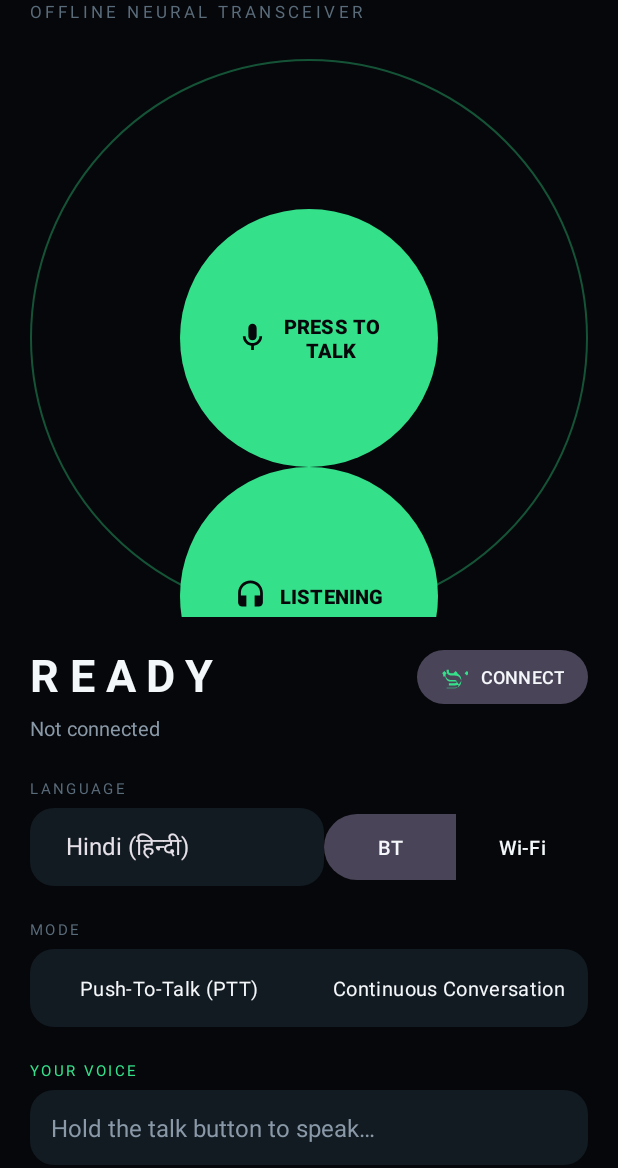
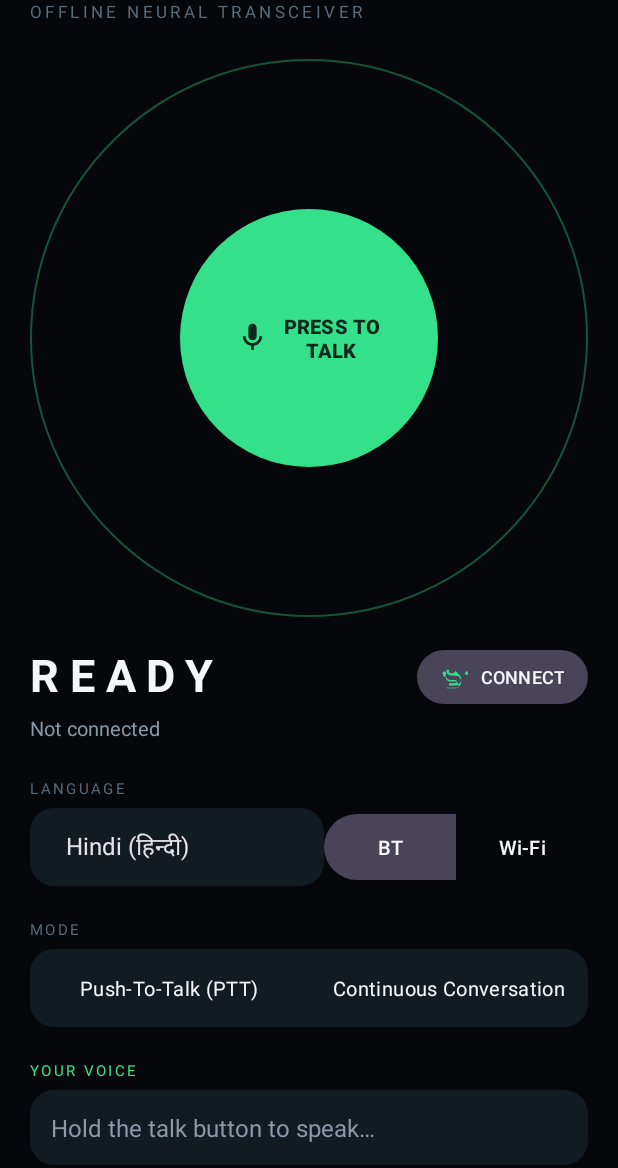
Before and after one commit to NihalMishra3009/ITANTRA, an Android app: the screen it shows after launch (MainActivity), on a phone screen of 412 x 824 dp, the part 68-1236 px from its top. Run offline under Robolectric (Android 15) with nearby library versions, the light colour scheme and no system bars; our stand-ins replace Room's generated code; 8 statements that could not run were skipped.

Commit message:
feat(ui): single circle morphs by mode — one button shows active mode only
Reverts the two-stacked-buttons approach (read as two separate circles).
Now the ONE central radar circle morphs to the active mode:

- PTT mode: circle shows 'PRESS TO TALK' (mic icon), hold-to-talk
- Continuous mode: same circle morphs to 'LISTENING' (headphones icon),
  tap to stop

Verified on device: switching modes swaps the circle's text/icon; only a
single round button is ever visible at centre.

```diff
--- a/app/src/main/java/com/itantra/ui/MainActivity.kt
+++ b/app/src/main/java/com/itantra/ui/MainActivity.kt
@@ -103,11 +103,8 @@ class MainActivity : AppCompatActivity() {
 
         renderStatus(TransceiverState.IDLE)
 
-        // Default mode is PTT -> PTT at centre, continuous below.
-        setCentreButton(active = binding.btnPtt, inactive = binding.btnContinuous)
-        binding.btnPtt.visibility = View.VISIBLE
-        binding.btnContinuous.visibility = View.VISIBLE
-        binding.btnContinuous.text = getString(R.string.listening_active)
+        // Default mode is PTT -> single circle already shows PTT controls.
+        morphCircleToPtt()
 
         checkAndRequestPermissions()
     }
@@ -179,21 +176,12 @@ class MainActivity : AppCompatActivity() {
             when (checkedId) {
                 R.id.radioPtt -> {
                     orchestrator.stopContinuousListening()
-                    // PTT at centre, continuous below.
-                    setCentreButton(active = binding.btnPtt, inactive = binding.btnContinuous)
-                    binding.btnPtt.visibility = View.VISIBLE
-                    binding.btnContinuous.visibility = View.VISIBLE
-                    binding.btnPtt.text = getString(R.string.ptt_hold_to_talk)
+                    morphCircleToPtt()
                     renderStatus(orchestrator.transceiverState.value)
                 }
                 R.id.radioContinuous -> {
                     orchestrator.startContinuousListening()
-                    // Continuous at centre, PTT below.
-                    setCentreButton(active = binding.btnContinuous, inactive = binding.btnPtt)
-                    binding.btnPtt.visibility = View.VISIBLE
-                    binding.btnContinuous.visibility = View.VISIBLE
-                    binding.btnPtt.text = getString(R.string.ptt_hold_to_talk)
-                    binding.btnContinuous.text = getString(R.string.listening_active)
+                    morphCircleToContinuous()
                     renderStatus(orchestrator.transceiverState.value)
                     Toast.makeText(this, "Continuous Mode Active: Listening with VAD", Toast.LENGTH_SHORT).show()
                 }
@@ -201,22 +189,16 @@ class MainActivity : AppCompatActivity() {
         }
     }
 
-    /**
-     * Positions two radar buttons within the radar FrameLayout so the ACTIVE one
-     * sits at the centre and the INACTIVE one sits below it. Both are 172dp in a
-     * 1:1 square container, so the below-center offset is one button height.
-     */
-    private fun setCentreButton(active: View, inactive: View) {
-        val offset = 172f * resources.displayMetrics.density // one button height in px
-        applyButtonPosition(active, translationY = 0f)
-        applyButtonPosition(inactive, translationY = offset)
+    /** Single centre circle shows PTT semantics: hold-to-talk. */
+    private fun morphCircleToPtt() {
+        binding.btnPtt.text = getString(R.string.ptt_hold_to_talk)
+        binding.btnPtt.setIconResource(R.drawable.ic_mic)
     }
 
-    /** Layout both buttons at centre (FrameLayout layout_gravity=center), then
-     *  drop the inactive one by `translationY` pixels. */
-    private fun applyButtonPosition(btn: View, translationY: Float) {
-        btn.translationY = translationY
-        btn.bringToFront()
+    /** Single centre circle morphs to the Continuous control. */
+    private fun morphCircleToContinuous() {
+        binding.btnPtt.text = getString(R.string.listening_active)
+        binding.btnPtt.setIconResource(R.drawable.ic_continuous)
     }
 
     @SuppressLint("ClickableViewAccessibility")
@@ -224,7 +206,13 @@ class MainActivity : AppCompatActivity() {
         val activeRed = ContextCompat.getColor(this, R.color.comm_red)
 
         binding.btnPtt.setOnTouchListener { _, event ->
-            if (orchestrator.operatingMode == OperatingMode.CONTINUOUS) return@setOnTouchListener false
+            // In Continuous mode the circle is a tap-to-toggle control, not PTT.
+            if (orchestrator.operatingMode == OperatingMode.CONTINUOUS) {
+                if (event.action == MotionEvent.ACTION_UP) {
+                    stopContinuousMode()
+                }
+                return@setOnTouchListener true
+            }
 
             when (event.action) {
                 MotionEvent.ACTION_DOWN -> {
@@ -244,17 +232,6 @@ class MainActivity : AppCompatActivity() {
             }
         }
 
-        // Continuous button: single tap toggles continuous listening.
-        binding.btnContinuous.setOnClickListener {
-            val mode = orchestrator.operatingMode
-            if (mode == OperatingMode.CONTINUOUS) {
-                orchestrator.stopContinuousListening()
-                binding.radioPtt.isChecked = true
-            } else {
-                binding.radioContinuous.isChecked = true
-            }
-        }
-
         binding.btnAlert.setOnClickListener {
             Toast.makeText(this, "Broadcasting SOS ALERT Message...", Toast.LENGTH_SHORT).show()
             orchestrator.onPttPressed(isAlert = true)
@@ -262,6 +239,15 @@ class MainActivity : AppCompatActivity() {
                 orchestrator.onPttReleased()
             }, 1000)
         }
+    }
+
+    /** Tapping the continuous-mode circle stops continuous listening and returns to PTT. */
+    private fun stopContinuousMode() {
+        orchestrator.stopContinuousListening()
+        binding.radioPtt.isChecked = true
+        morphCircleToPtt()
+        renderStatus(orchestrator.transceiverState.value)
+        Toast.makeText(this, "Continuous Mode Stopped", Toast.LENGTH_SHORT).show()
     }
 
     private fun setupDeviceConnection() {
@@ -425,19 +411,10 @@ class MainActivity : AppCompatActivity() {
     /** Apply color + subtle pulse animation to the radar visual. */
     private fun tintRadar(color: Int, pulse: Boolean) {
         try {
-            val activeBtn = if (orchestrator.operatingMode == OperatingMode.CONTINUOUS)
-                binding.btnContinuous else binding.btnPtt
-
-            activeBtn.backgroundTintList = ContextCompat.getColorStateList(this, color)
+            binding.btnPtt.backgroundTintList = ContextCompat.getColorStateList(this, color)
             val glow = ContextCompat.getDrawable(this, R.drawable.status_node)?.mutate() ?: return
             glow.setTint(color)
             binding.statusNodeGlow.background = glow
-
-            // de-tint the inactive button
-            val inactiveBtn = if (orchestrator.operatingMode == OperatingMode.CONTINUOUS)
-                binding.btnPtt else binding.btnContinuous
-            inactiveBtn.backgroundTintList =
-                ContextCompat.getColorStateList(this, R.color.comm_green_dim)
 
             if (pulse && !isPulsing) {
                 isPulsing = true
--- a/app/src/main/res/layout/activity_main.xml
+++ b/app/src/main/res/layout/activity_main.xml
@@ -153,28 +153,6 @@
                     android:layout_gravity="center"
                     android:alpha="0.15"
                     android:background="@drawable/status_node" />
-
-                <com.google.android.material.button.MaterialButton
-                    android:id="@+id/btnContinuous"
-                    android:layout_width="172dp"
-                    android:layout_height="172dp"
-                    android:layout_gravity="center"
-                    android:background="@drawable/status_node"
-                    android:backgroundTint="@null"
-                    android:insetTop="0dp"
-                    android:insetBottom="0dp"
-                    android:stateListAnimator="@null"
-                    android:text="@string/listening_active"
-                    android:textColor="@color/bg_black"
-                    android:textSize="13sp"
-                    android:textStyle="bold"
-                    android:visibility="invisible"
-                    app:cornerRadius="86dp"
-                    app:icon="@drawable/ic_continuous"
-                    app:iconGravity="textStart"
-                    app:iconSize="22dp"
-                    app:iconTint="@color/bg_black"
-                    app:rippleColor="@android:color/transparent" />
             </FrameLayout>
 
             <!-- Central status text -->
```
